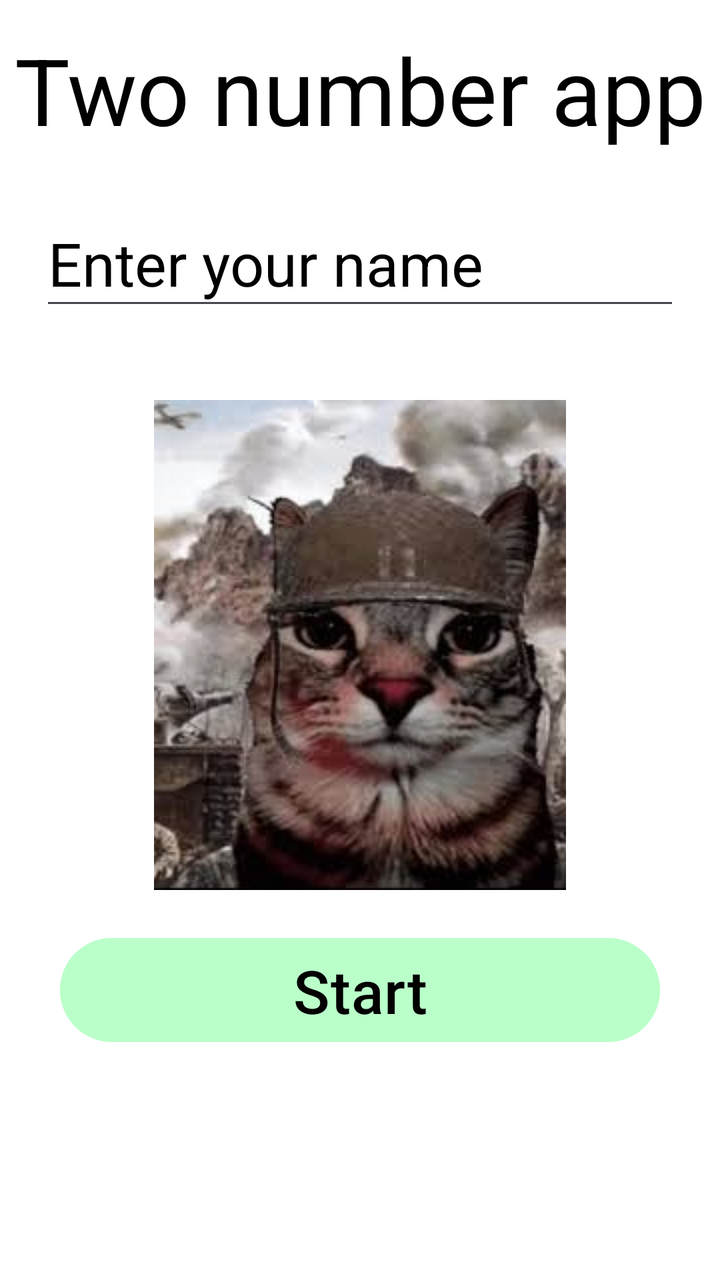
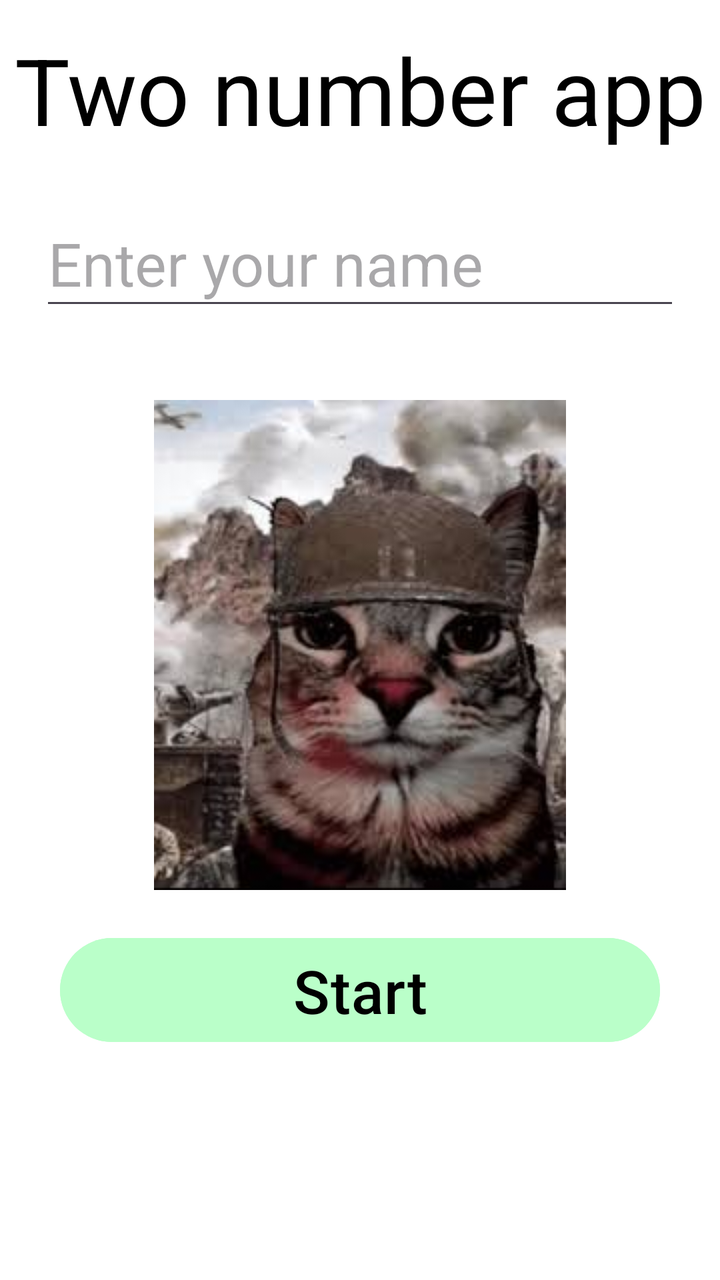

The first picture is an Android layout as it rendered before a commit; the second is the same layout after the commit. The layout source and the unified diff follow.
<!-- AndroidManifest.xml: application theme Theme.App2 -->
<!-- res/layout/activity_main_menu.xml -->
<?xml version="1.0" encoding="utf-8"?>
<LinearLayout xmlns:android="http://schemas.android.com/apk/res/android"
    xmlns:app="http://schemas.android.com/apk/res-auto"
    xmlns:tools="http://schemas.android.com/tools"
    android:id="@+id/main"
    android:layout_width="match_parent"
    android:layout_height="match_parent"
    android:orientation="vertical"
    android:layout_gravity="center"
    android:background="@color/white"
    tools:context=".MainActivity">

    <TextView
        android:layout_width="match_parent"
        android:layout_height="70dp"
        app:autoSizeTextType="uniform"
        android:maxLines="1"
        android:gravity="center"
        android:layout_marginTop="10dp"
        android:textColor="@android:color/black"
        android:text=" Two number app " />

    <EditText
        android:layout_margin="20dp"
        android:id="@+id/editTextText"
        android:layout_gravity="center"
        android:layout_width="match_parent"
        android:layout_height="60dp"
        android:ems="10"
        android:inputType="text"
        android:textSize="30sp"
        android:textColor="@android:color/black"
        android:text="Enter your name" />

    <ImageView
        android:layout_margin="20dp"
        android:id="@+id/imageView"
        android:layout_width="match_parent"
        android:layout_height="wrap_content"
        app:srcCompat="@drawable/images" />

    <Button
        android:id="@+id/start"
        android:layout_width="300dp"
        android:layout_height="60dp"
        android:layout_gravity="center"
        android:textSize="30sp"
        android:backgroundTint="#baffc9"
        android:textColor="@android:color/black"
        android:text="Start" />


</LinearLayout>
<!-- resources referenced by this layout -->
<resources>
  <color name="white">#FFFFFFFF</color>
  <!-- drawable images: jpg bitmap (drawable, 8002 bytes) -->
  <style name="Theme.App2" parent="Base.Theme.App2" />
  <style name="Base.Theme.App2" parent="Theme.Material3.Light.NoActionBar">
          
          
      </style>
</resources>

<!-- the commit's change to res/layout/activity_main_menu.xml (unified diff, before → after) -->
@@ -30,7 +30,7 @@
         android:inputType="text"
         android:textSize="30sp"
         android:textColor="@android:color/black"
-        android:text="Enter your name" />
+        android:hint="Enter your name" />
 
     <ImageView
         android:layout_margin="20dp"
